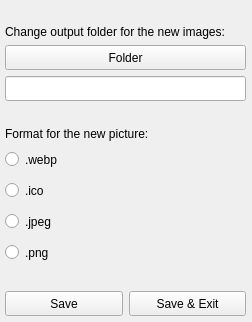
Above: gui/config.ui from Phaugt/convert-images before the change. Below: the same form after it.
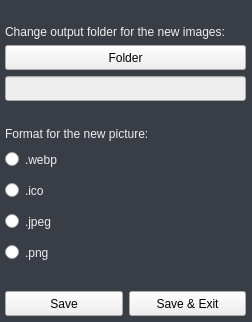
That is the form after the change.

```diff
--- a/gui/config.ui
+++ b/gui/config.ui
@@ -62,6 +62,9 @@
     </item>
     <item>
      <widget class="QLabel" name="folderText">
+      <property name="styleSheet">
+       <string notr="true">color: rgb(238, 238, 238);</string>
+      </property>
       <property name="text">
        <string>Change output folder for the new images:</string>
       </property>
@@ -75,6 +78,9 @@
         <height>25</height>
        </size>
       </property>
+      <property name="styleSheet">
+       <string notr="true">gridline-color: rgb(255, 211, 105);</string>
+      </property>
       <property name="text">
        <string>Folder</string>
       </property>
@@ -91,6 +97,9 @@
         <height>25</height>
        </size>
       </property>
+      <property name="styleSheet">
+       <string notr="true">background-color: rgb(238, 238, 238);</string>
+      </property>
       <property name="readOnly">
        <bool>true</bool>
       </property>
@@ -111,6 +120,9 @@
     </item>
     <item>
      <widget class="QLabel" name="formatText">
+      <property name="styleSheet">
+       <string notr="true">color: rgb(238, 238, 238);</string>
+      </property>
       <property name="text">
        <string>Format for the new picture:</string>
       </property>
@@ -124,6 +136,9 @@
         <height>25</height>
        </size>
       </property>
+      <property name="styleSheet">
+       <string notr="true">color: rgb(238, 238, 238);</string>
+      </property>
       <property name="text">
        <string>.webp</string>
       </property>
@@ -137,6 +152,9 @@
         <height>25</height>
        </size>
       </property>
+      <property name="styleSheet">
+       <string notr="true">color: rgb(238, 238, 238);</string>
+      </property>
       <property name="text">
        <string>.ico</string>
       </property>
@@ -150,6 +168,9 @@
         <height>25</height>
        </size>
       </property>
+      <property name="styleSheet">
+       <string notr="true">color: rgb(238, 238, 238);</string>
+      </property>
       <property name="text">
        <string>.jpeg</string>
       </property>
@@ -163,6 +184,9 @@
         <height>25</height>
        </size>
       </property>
+      <property name="styleSheet">
+       <string notr="true">color: rgb(238, 238, 238);</string>
+      </property>
       <property name="text">
        <string>.png</string>
       </property>
@@ -191,6 +215,9 @@
           <height>25</height>
          </size>
         </property>
+        <property name="styleSheet">
+         <string notr="true">gridline-color: rgb(255, 211, 105);</string>
+        </property>
         <property name="text">
          <string>Save</string>
         </property>
@@ -204,6 +231,9 @@
           <height>25</height>
          </size>
         </property>
+        <property name="styleSheet">
+         <string notr="true">gridline-color: rgb(255, 211, 105);</string>
+        </property>
         <property name="text">
          <string>Save &amp;&amp; Exit</string>
         </property>
@@ -213,6 +243,24 @@
     </item>
    </layout>
   </widget>
+  <widget class="QLabel" name="setbg">
+   <property name="geometry">
+    <rect>
+     <x>0</x>
+     <y>0</y>
+     <width>252</width>
+     <height>322</height>
+    </rect>
+   </property>
+   <property name="styleSheet">
+    <string notr="true">background-color: rgb(57, 62, 70);</string>
+   </property>
+   <property name="text">
+    <string/>
+   </property>
+  </widget>
+  <zorder>setbg</zorder>
+  <zorder>verticalLayoutWidget_2</zorder>
  </widget>
  <resources/>
  <connections/>
```
